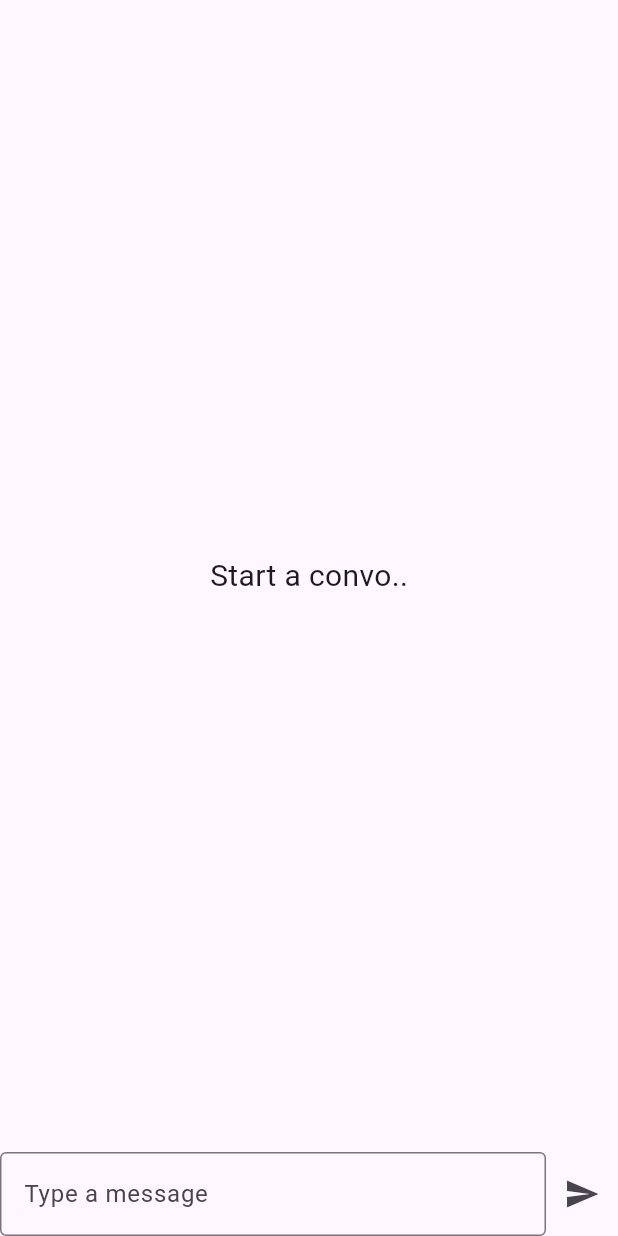
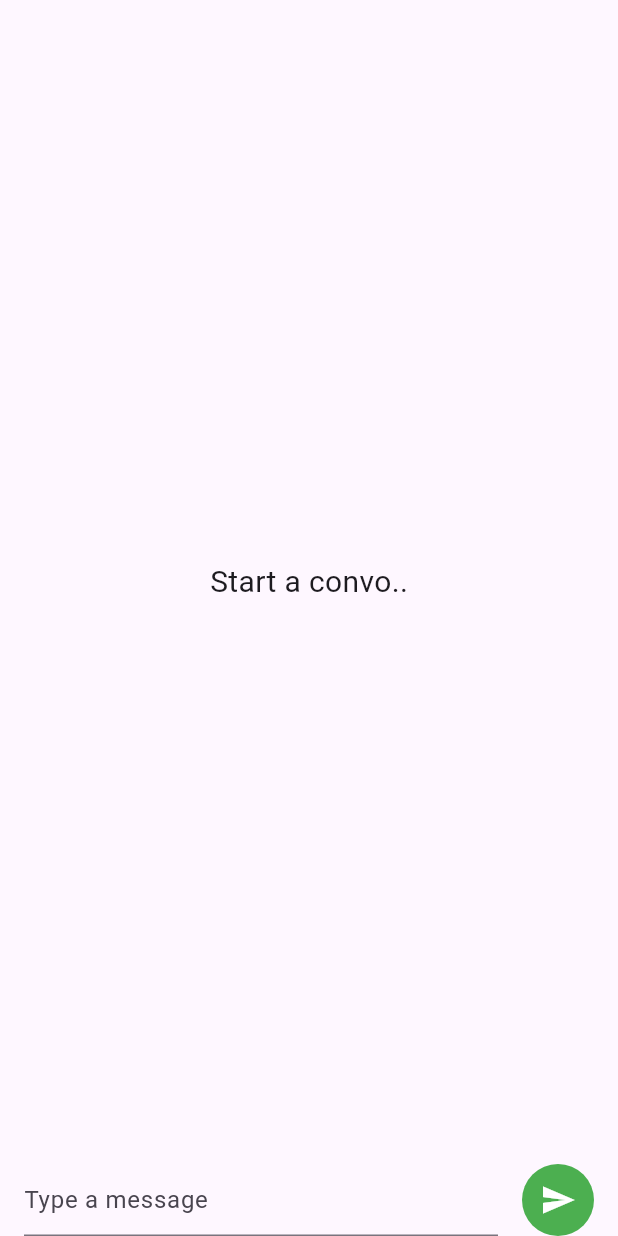
Before and after one commit to 0xAhmd/fake-mind, a Flutter app: the screen it shows after launch, on a phone screen of 412 x 824 dp. Run offline on Flutter 3.47's test engine with Material 3 defaults, Android fonts, the phone set to English and light mode, and no system bars.

Commit message:
Enhance message input field styling and improve send button layout in ChatPage

```diff
--- a/lib/chat/presentation/chat_page.dart
+++ b/lib/chat/presentation/chat_page.dart
@@ -41,16 +41,31 @@ class _ChatPageState extends State<ChatPage> {
           Row(
             children: [
               Expanded(
+                child: Padding(
+                  padding: const EdgeInsets.symmetric(horizontal: 16.0),
                   child: TextField(
                     controller: _controller,
                     decoration: const InputDecoration(
                       hintText: 'Type a message',
-                    border: OutlineInputBorder(),
+                      focusedBorder: OutlineInputBorder(
+                        borderSide: BorderSide(
+                          color: Colors.greenAccent,
+                          width: 2.0,
+                        ),
+                        borderRadius: BorderRadius.all(Radius.circular(16.0)),
                       ),
                     ),
                   ),
-              IconButton(
-                icon: const Icon(Icons.send),
+                ),
+              ),
+              Container(
+                margin: const EdgeInsets.only(right: 16.0),
+                decoration: BoxDecoration(
+                  shape: BoxShape.circle,
+                  color: Colors.green,
+                ),
+                child: IconButton(
+                  icon: const Icon(Icons.send, color: Colors.white),
                   onPressed: () {
                     final content = _controller.text.trim();
                     if (content.isNotEmpty) {
@@ -59,6 +74,7 @@ class _ChatPageState extends State<ChatPage> {
                     }
                   },
                 ),
+              ),
             ],
           ),
         ],
```
Lines whose indentation alone changed are shown as unchanged.
